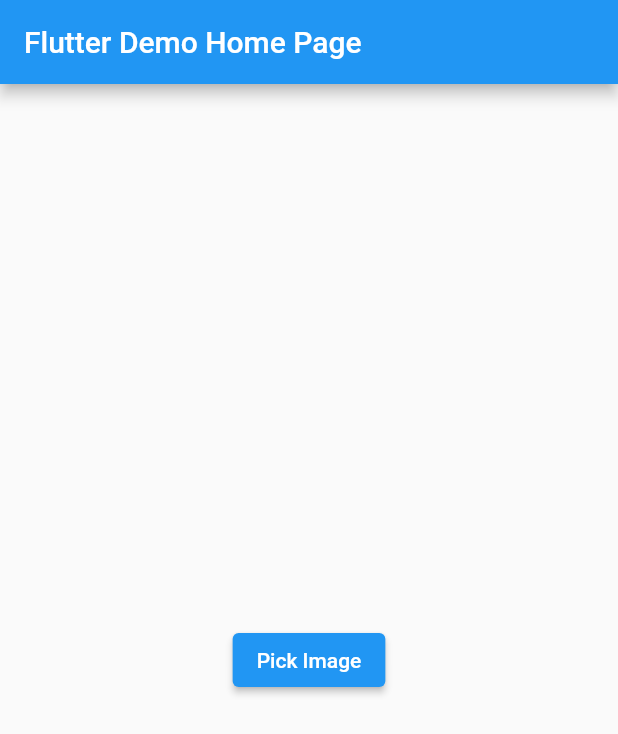
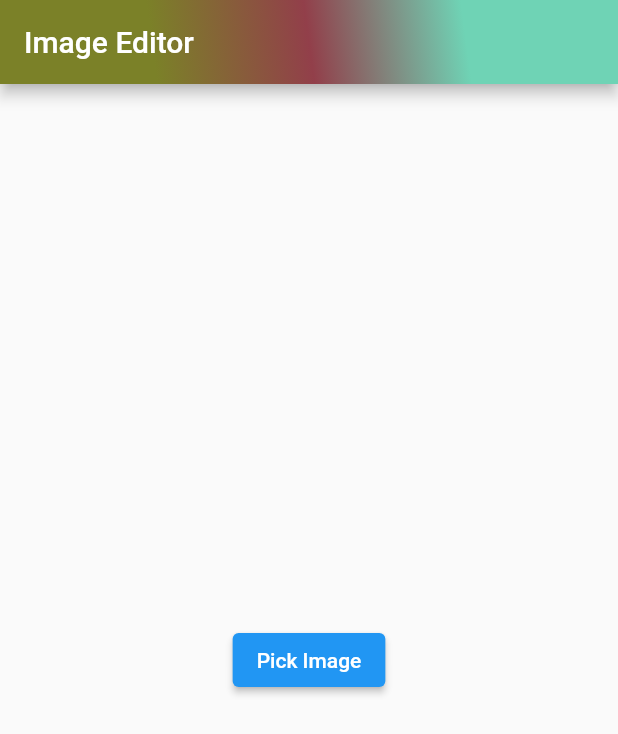
Before and after one commit to joec05/custom_image_editor, a Flutter app: the screen it shows after launch, after a tap on "Pick Image", on a phone screen of 412 x 824 dp. Shown: the top 734 px of the screen. Run offline on Flutter 3.47's test engine with Material 2 defaults, Android fonts, the light colour scheme and no system bars; our stand-ins replace device_info_plus, image_picker, permission_handler.

Commit message:
update main

```diff
--- a/lib/main.dart
+++ b/lib/main.dart
@@ -1,7 +1,11 @@
+// ignore_for_file: use_build_context_synchronously
+
 import 'dart:io';
 import 'package:custom_image_editor/EditImage.dart';
 import 'package:flutter/material.dart';
 import 'package:image_picker/image_picker.dart';
+import 'package:permission_handler/permission_handler.dart' as ph;
+import 'package:device_info_plus/device_info_plus.dart';
 
 void main() {
   runApp(const MyApp());
@@ -13,45 +17,56 @@ class MyApp extends StatelessWidget {
   @override
   Widget build(BuildContext context) {
     return MaterialApp(
-      title: 'Flutter Demo',
+      title: 'Image Editor',
       theme: ThemeData(
         primarySwatch: Colors.blue,
       ),
-      home: const MyHomePage(title: 'Flutter Demo Home Page'),
+      home: const MyHomePage(),
     );
   }
 }
 
 class MyHomePage extends StatefulWidget {
-  const MyHomePage({super.key, required this.title});
-
-  final String title;
+  const MyHomePage({super.key});
 
   @override
   State<MyHomePage> createState() => _MyHomePageState();
 }
 
 class _MyHomePageState extends State<MyHomePage> {
-  ValueNotifier<String> imageLink = ValueNotifier('');
-  ImagePicker _picker = ImagePicker();
-  ValueNotifier<double> width = ValueNotifier(200);
-  ValueNotifier<double> height = ValueNotifier(350);
+  final ImagePicker _picker = ImagePicker();
 
   Future<void> pickImage() async {
     try {
-      if(imageLink.value.isEmpty){
+      bool permissionIsGranted = false;
+      ph.Permission? permission;
+      if(Platform.isAndroid){
+        final androidInfo = await DeviceInfoPlugin().androidInfo;
+        if(androidInfo.version.sdkInt <= 32){
+          permission = ph.Permission.storage;
+        }else{
+          permission = ph.Permission.photos;
+        }
+      }
+      permissionIsGranted = await permission!.isGranted;
+      if(!permissionIsGranted){
+        await permission.request();
+        permissionIsGranted = await permission.isGranted;
+      }
+      if(permissionIsGranted){
         final XFile? pickedFile = await _picker.pickImage(
           source: ImageSource.gallery,
           imageQuality: 100,
           maxWidth: 1000,
           maxHeight: 1000,
         );
-        if(pickedFile != null ){
+        if(pickedFile != null){
           String imageUri = pickedFile.path;
-          imageLink.value = imageUri;
+          await editImage(File(imageUri));
         }
       }
     } catch (e) {
+      debugPrint(e.toString());
     }
   }
 
@@ -61,86 +76,78 @@ class _MyHomePageState extends State<MyHomePage> {
     }));
     if (fileResult != null && fileResult is FinishedImageData) {
       String file = fileResult.file.path;
-      imageLink.value = file;
-      //get the size of the newly updated image
-      width.value = fileResult.size.width;
-      height.value = fileResult.size.height;
+      showDialog(
+        context: context,
+        builder: (context) {
+          return AlertDialog(
+            title: const Text('Save file to device', textAlign: TextAlign.center,),
+            content: Row(
+              mainAxisAlignment: MainAxisAlignment.spaceEvenly,
+              children: [
+                ElevatedButton(
+                  onPressed: (){
+                    Navigator.of(context).pop();
+                    downloadFile(file);
+                  },
+                  child: const Text('Yes')
+                ),
+                ElevatedButton(
+                  onPressed: (){
+                    Navigator.of(context).pop();
+                  }, child: const Text('No')
+                )
+              ],
+            ),
+          );
+        }
+      );
     }
+  }
+
+  void downloadFile(String url) async{
+    Directory directory = await Directory('/storage/emulated/0/custom_image_editor').create(recursive: true);
+    File originalFile = File(url);
+    String filePath = '${directory.path}/${url.split('/').last}.png';
+    await originalFile.copy(filePath).then((value){
+      ScaffoldMessenger.of(context).showSnackBar(
+        const SnackBar(
+          content: Text('File successfully saved to device!!!'),
+          duration: Duration(seconds: 4),
+        )
+      );
+    });
   }
 
   @override
   Widget build(BuildContext context) {
     return Scaffold(
       appBar: AppBar(
-        title: Text(widget.title),
+        title: const Text('Image Editor'),
+        flexibleSpace: Container(
+          decoration: const BoxDecoration(
+            gradient: LinearGradient(
+              begin: Alignment.topRight,
+              end: Alignment.bottomLeft,
+              colors: [
+                Color.fromARGB(255, 111, 211, 181), Color.fromARGB(255, 146, 63, 74), Color.fromARGB(255, 123, 129, 40)
+              ],
+              stops: [
+                0.25, 0.5, 0.75
+              ],
+            ),
+          ),
+        )
       ),
       body: Center(
         child: Column(
           mainAxisAlignment: MainAxisAlignment.center,
+          crossAxisAlignment: CrossAxisAlignment.center,
           children: [
-            ValueListenableBuilder<String>(
-              valueListenable: imageLink,
-              builder: (BuildContext context, String imageLinkStr, Widget? child){
-                return imageLinkStr.isEmpty ?
-                  ElevatedButton(
-                    onPressed: () => pickImage(),
-                    child: Text('Pick Image')
-                  )
-                :
-                  Stack(
-                    children: [
-                      ValueListenableBuilder<double>(
-                        valueListenable: width,
-                        builder: (BuildContext context, double width, Widget? child){
-                          return ValueListenableBuilder<double>(
-                            valueListenable: height,
-                            builder: (BuildContext context, double height, Widget? child){
-                              return Image.file(File(imageLinkStr), fit: BoxFit.cover, width: width, height: height);
-                            }
-                          );
-                        }
-                      ),
-                      Positioned(
-                        top: 5, right: 0.03 * getScreenWidth(),
-                        child: Container(
-                          width: 0.075 * getScreenWidth(),
-                          height: 0.075 * getScreenWidth(),
-                          decoration: BoxDecoration(
-                            color: Colors.black,
-                            shape: BoxShape.circle,
-                          ),
-                          child: GestureDetector(
-                            onTap: (){
-                              imageLink.value = '';
-                              width.value = 200;
-                              height.value = 350;
-                            },
-                            child: Icon(Icons.delete, size: 25, color: Colors.white)
-                          )
-                        )
-                      ),
-                      Positioned(
-                        top: 5, right: 0.13 * getScreenWidth(),
-                        child: Container(
-                          width: 0.075 * getScreenWidth(),
-                          height: 0.075 * getScreenWidth(),
-                          decoration: BoxDecoration(
-                            color: Colors.black,
-                            shape: BoxShape.circle,
-                          ),
-                          child: GestureDetector(
-                            onTap: () => editImage(File(imageLinkStr)),
-                            child: Icon(Icons.edit, size: 25, color: Colors.white)
-                          )
-                        )
-                      ),
-                    ],
-                  );
-              }
+            ElevatedButton(
+              onPressed: () => pickImage(),
+              child: const Text('Pick Image')
             )
-
           ],
-
         ),
       )
     );
--- a/lib/provider/EditImageProvider.dart
+++ b/lib/provider/EditImageProvider.dart
@@ -52,7 +52,7 @@ class EditImageProvider with ChangeNotifier {
     _state = EditImageProviderState(
       rotationAngle: 0.0, width: 0.0, height: 0.0, top: 0.0,
       left: 0.0, points: [], toCrop: {}, selectedEditType: EditType.none,
-      totalImageSize: Size(0, 0), drawingsList: [], selectedAddTextColor: Colors.black, selectedPaintColor: Colors.black,
+      totalImageSize: const Size(0, 0), drawingsList: [], selectedAddTextColor: Colors.black, selectedPaintColor: Colors.black,
       updatePaintState: false, resetCroppingRectanglePosition: false
     );
   }
```
Also changed, not shown: lib/EditImage.dart (+23 -26 lines), pubspec.yaml (+8 -1 lines), assets/images/image-editor-icon.jpg (added), pubspec.lock, 11 other files.
